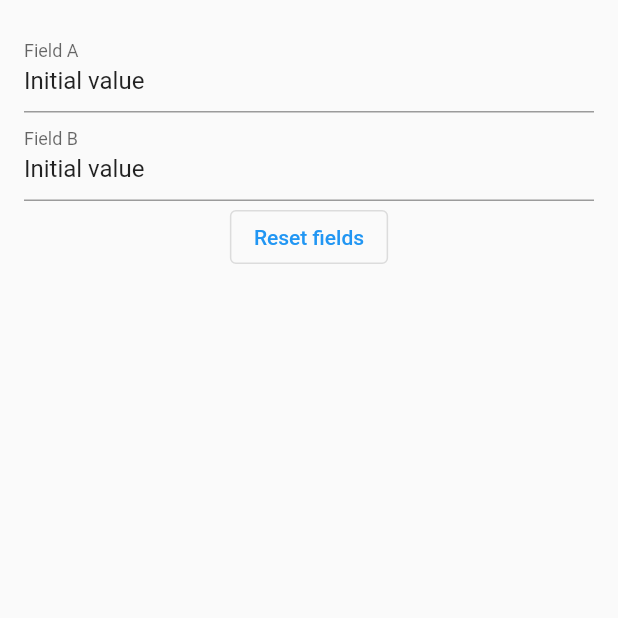
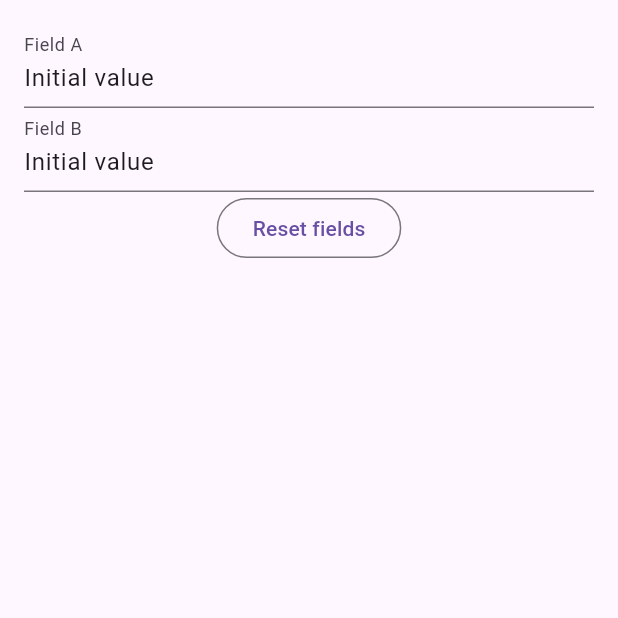
Before and after one commit to SashaKryzh/flutter_controlled_text_field, a Flutter app: the screen it shows after launch, on a phone screen of 412 x 824 dp, the top half of it. Run offline on Flutter 3.47's test engine with Material 2 defaults, Android fonts, the light colour scheme and no system bars; our stand-ins replace flutter_hooks.

Commit message:
useMaterial3

```diff
--- a/lib/main.dart
+++ b/lib/main.dart
@@ -16,9 +16,10 @@ class MainApp extends StatelessWidget {
   Widget build(BuildContext context) {
     return ChangeNotifierProvider(
       create: (_) => PageNotifier(),
-      child: const MaterialApp(
+      child: MaterialApp(
         debugShowCheckedModeBanner: false,
-        home: Home(),
+        theme: ThemeData.light(useMaterial3: true),
+        home: const Home(),
       ),
     );
   }
```
